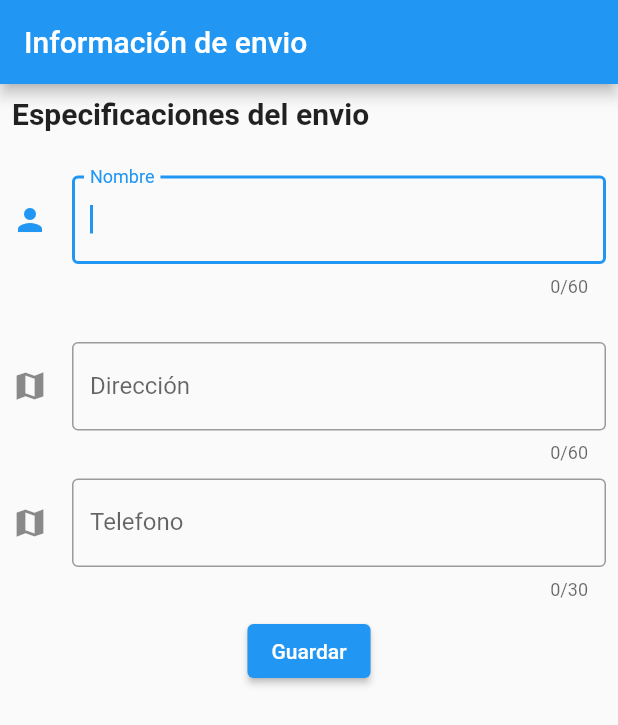
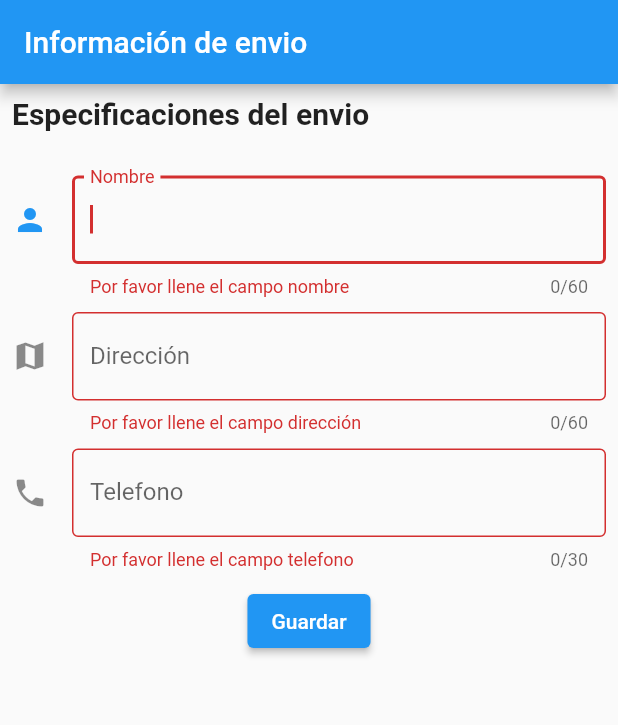
Before and after one commit to Nati0010/Myapp, a Flutter app: the screen it shows after launch, after a tap on "Guardar", on a phone screen of 412 x 824 dp. Shown: the top 725 px of the screen. Run offline on Flutter 3.47's test engine with Material 2 defaults, Android fonts, the phone set to English and light mode, and no system bars.

```diff
--- a/lib/app.dart
+++ b/lib/app.dart
@@ -0,0 +1,14 @@
+import 'package:flutter/material.dart';
+import 'package:myapp/view/pages/shipping_information.dart';
+
+class MyApp extends StatelessWidget {
+  const MyApp({super.key});
+
+  @override
+  Widget build(BuildContext context) {
+    return const MaterialApp(
+      title:"Wander Books",
+      home: ShippingInformation (),
+    );
+  }
+}
--- a/lib/main.dart
+++ b/lib/main.dart
@@ -1,12 +1,8 @@
 import 'package:flutter/material.dart';
-import 'pages/shipping_information.dart';
+import 'app.dart';
 
 
 
 void main() {
-  runApp(const MaterialApp(
-
-    title: "Wanderbooks",
-    home: ShippingInformation(),
-  ));
+  runApp(const MyApp());
 }
--- a/lib/pages/login.dart
+++ b/lib/view/pages/login.dart
@@ -1,5 +1,5 @@
 import 'package:flutter/material.dart';
-import 'package:myapp/pages/mainpage.dart';
+import '/view/pages/mainpage.dart';
 
 class LoginPage extends StatelessWidget {
   final _imageUrl ="assets/images/logoapp.png";
--- a/lib/pages/shipping_information.dart
+++ b/lib/view/pages/shipping_information.dart
@@ -22,7 +22,7 @@ class ShippingInformation extends StatelessWidget {
              ),
              ),
              const SizedBox(height:30,),
-             _formulario(),
+             _formulario(context),
 
           ],
           ),
@@ -32,7 +32,7 @@ class ShippingInformation extends StatelessWidget {
   }
 
 
-  Widget _formulario (){
+  Widget _formulario (BuildContext context){
     final formKey = GlobalKey<FormState>();
 
     return Form(
@@ -41,18 +41,23 @@ class ShippingInformation extends StatelessWidget {
         children: [
           _campoCliente(),
           const SizedBox(height: 10,),
-              const SizedBox(
-              height: 10,
-              ),
 
-              const SizedBox(height: 10,),
+
           _campoDireccion(),
           const SizedBox(height: 10,),
           _campoTelefono(),
           const SizedBox(height: 10,),
           ElevatedButton(
             child: const Text("Guardar"),
-                onPressed: (){},
+            onPressed: (){
+              if (formKey.currentState!.validate()){
+                ScaffoldMessenger.of(context).showSnackBar(
+                  const SnackBar(content: Text("Información guardada con éxito"))
+                );
+
+
+              }
+            },
             ),
 
       ],
@@ -106,7 +111,7 @@ class ShippingInformation extends StatelessWidget {
       maxLength: 30,
       keyboardType: TextInputType.number,
       decoration: const InputDecoration(
-        icon:Icon(Icons.map_sharp),
+        icon:Icon(Icons.phone),
         border: OutlineInputBorder(),
         labelText: 'Telefono',
       ),
@@ -120,15 +125,12 @@ class ShippingInformation extends StatelessWidget {
     );
   }
 
-  Widget _campoCiudad (){
-    return (const TextField(
-      decoration: InputDecoration(
-        border: OutlineInputBorder(),
-        labelText: 'Ciudad',
-        ),
-        ),
 
-    );
-  }
+
+
+
+  //campo ciudad desplegable lanza error preguntar por eso
+
+
 
 }
--- a/lib/pages/wishlist.dart
+++ b/lib/view/pages/wishlist.dart
@@ -1,5 +1,5 @@
 import 'package:flutter/material.dart';
-import 'package:myapp/pages/shipping_information.dart';
+import '/view/pages/shipping_information.dart';
 
 import '../widgets/drawer.dart';
 
--- a/lib/widgets/drawer.dart
+++ b/lib/view/widgets/drawer.dart
@@ -1,5 +1,5 @@
 import 'package:flutter/material.dart';
-import 'package:myapp/pages/wishlist.dart';
+import 'package:myapp/view/pages/wishlist.dart';
 
 class DrawerWidget extends StatelessWidget {
   const DrawerWidget({super.key});
```
Also changed, not shown: lib/view/pages/clientpreferences.dart (renamed from lib/pages/clientpreferences.dart), lib/view/pages/favoritegenres.dart (renamed from lib/pages/favoritegenres.dart), lib/view/pages/mainpage.dart (renamed from lib/pages/mainpage.dart), lib/view/pages/payment_info.dart (renamed from lib/pages/payment_info.dart). Lines whose indentation alone changed are shown as unchanged.
